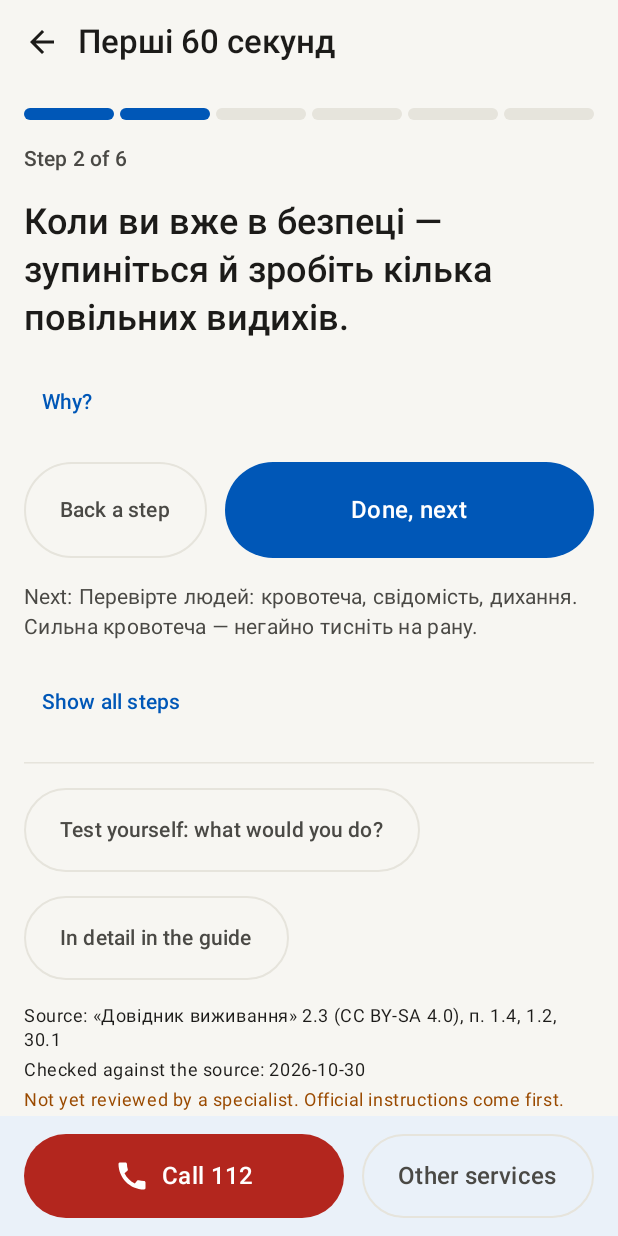
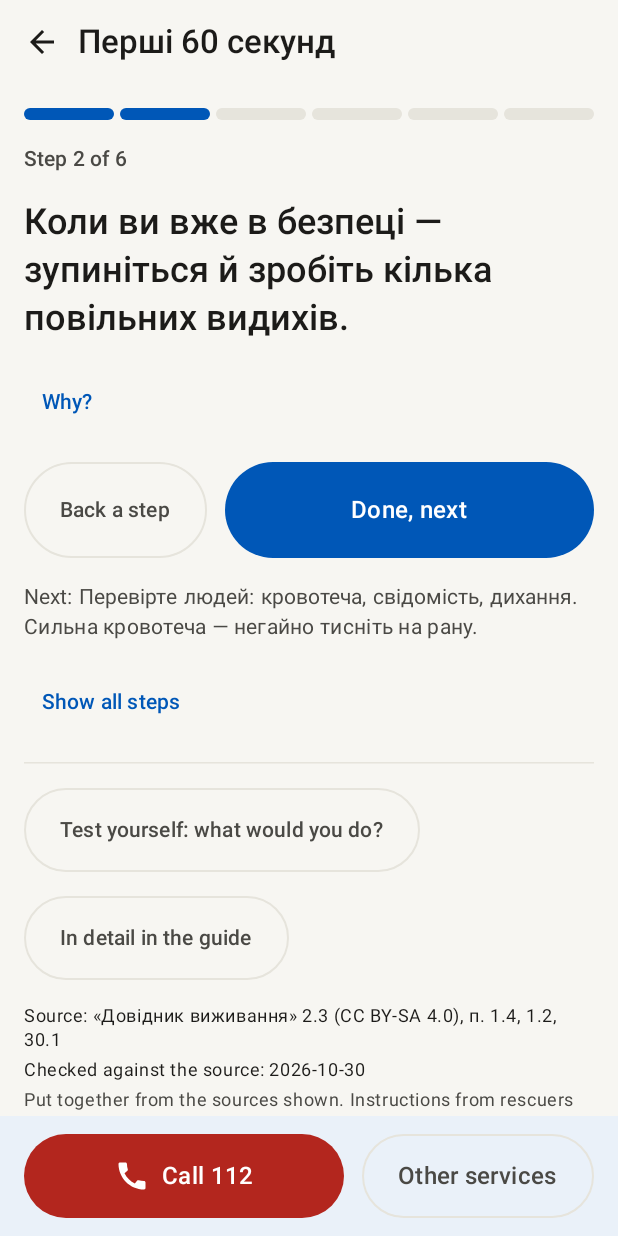
Before and after one commit to Marybezu/sprotyv, an Android app built with Jetpack Compose: the screen it shows after launch (Main), after a tap on "Done, next", on a phone screen of 412 x 824 dp. Run offline under Robolectric (Android 15) with nearby library versions, the phone set to English and light mode, and no system bars; pictures from the network do not load; 3 other taps on this screen came first.

Commit message:
A gentler source line instead of 'not yet reviewed', in calm grey
Co-Authored-By: Marybezu <347567161+Marybezu@users.noreply.github.com>
Co-Authored-By: Claude Opus 5.5 <noreply@anthropic.com>
Claude-Session: https://claude.ai/code/session_0194twVcEBdLyZ5H55N7ftjW

```diff
--- a/app/src/main/java/ua/sprotyv/ui/CardsUi.kt
+++ b/app/src/main/java/ua/sprotyv/ui/CardsUi.kt
@@ -426,7 +426,7 @@ fun Source(card: Card) {
         Text(
             if (card.reviewedBy.isBlank()) stringResource(R.string.not_reviewed) else stringResource(R.string.reviewed_by, card.reviewedBy),
             style = MaterialTheme.typography.bodySmall,
-            color = if (card.reviewedBy.isBlank()) MaterialTheme.colorScheme.error else MaterialTheme.colorScheme.onSurfaceVariant,
+            color = MaterialTheme.colorScheme.onSurfaceVariant,
         )
     }
 }
--- a/app/src/main/res/values/strings.xml
+++ b/app/src/main/res/values/strings.xml
@@ -52,7 +52,7 @@
     <string name="in_detail">In detail in the guide</string>
     <string name="source_line">Source: %1$s</string>
     <string name="checked_on">Checked against the source: %1$s</string>
-    <string name="not_reviewed">Not yet reviewed by a specialist. Official instructions come first.</string>
+    <string name="not_reviewed">Put together from the sources shown. Instructions from rescuers and medics on the spot come first.</string>
     <string name="reviewed_by">Reviewed: %1$s</string>
     <string name="in_the_guide">In the guide</string>
     <string name="search_guide">Search the guide</string>
```
Also changed, not shown: 3 other files.
